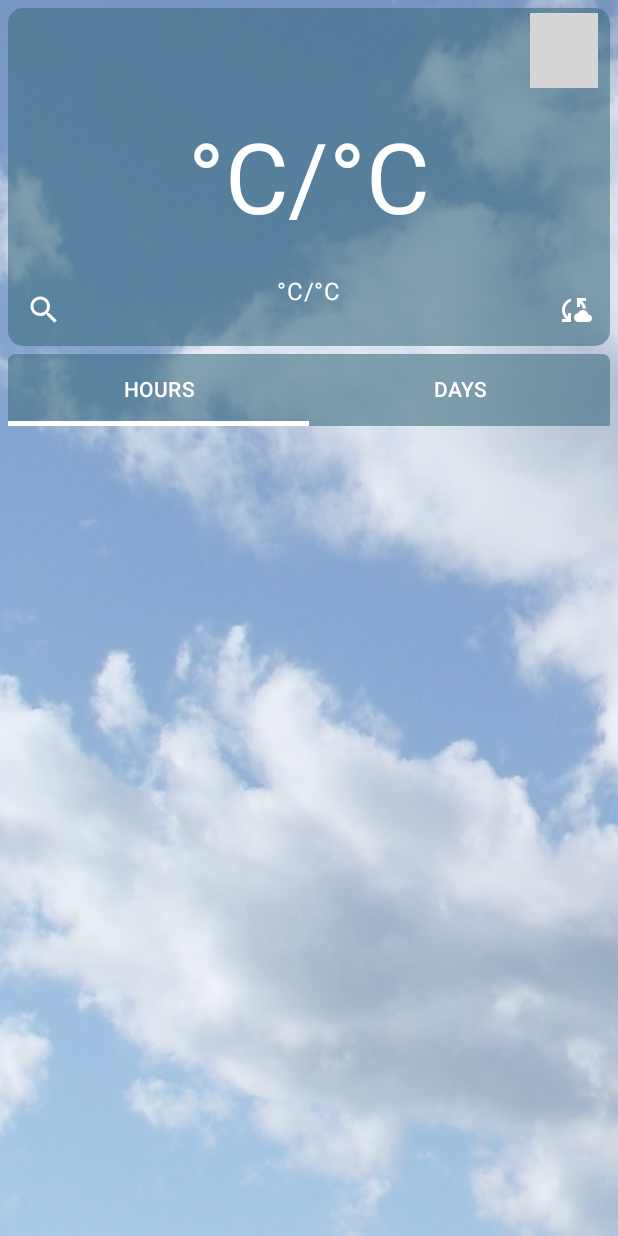
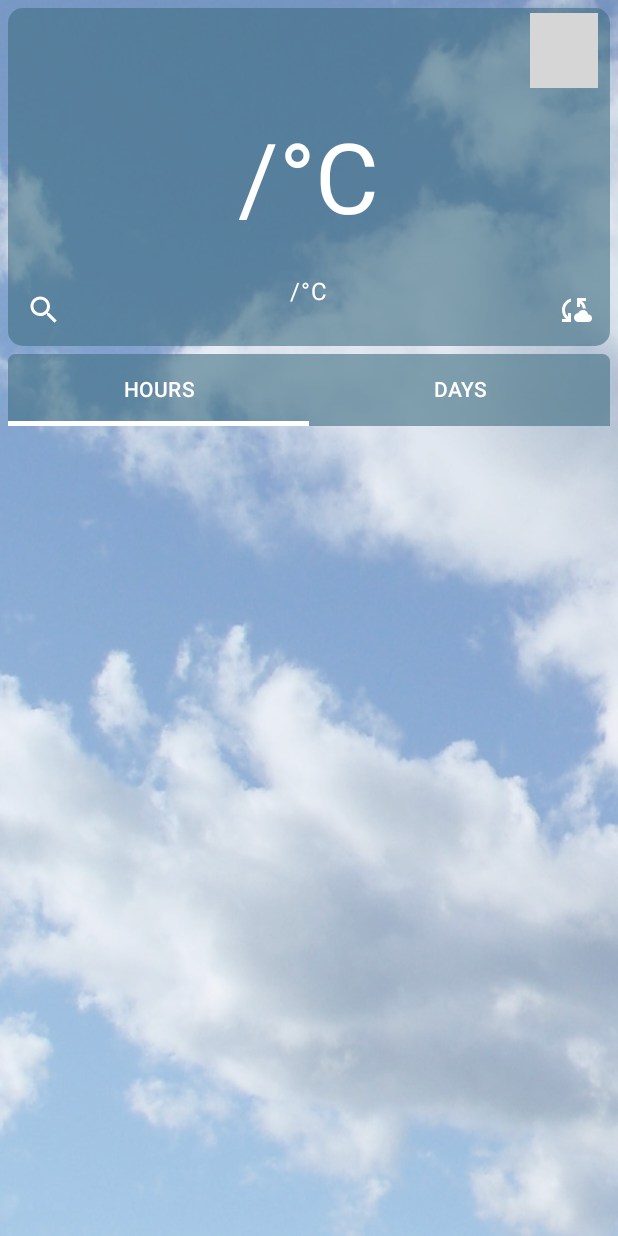
Before and after one commit to dsosnovskiy/weather-app-compose, an Android app built with Jetpack Compose: the screen it shows after launch (MainActivity), on a phone screen of 412 x 824 dp. Run offline under Robolectric (Android 15) with nearby library versions, the phone set to English and light mode, and no system bars; our stand-ins replace Volley; network calls fail; pictures from the network do not load; grey boxes are pictures that could not be loaded.

Commit message:
fix: correct display of degrees Celsius

```diff
--- a/app/src/main/java/com/example/weatherappcompose/screens/MainScreen.kt
+++ b/app/src/main/java/com/example/weatherappcompose/screens/MainScreen.kt
@@ -93,7 +93,7 @@ fun MainCard(
                 Text(
                     text = if (currentDay.value.currentTemp.isNotEmpty())
                         "${currentDay.value.currentTemp}°C"
-                    else "${currentDay.value.maxTemp}°C/${currentDay.value.minTemp}°C",
+                    else "${currentDay.value.maxTemp}/${currentDay.value.minTemp}°C",
                     fontSize = 65.sp,
                     color = Color.White
                 )
@@ -119,7 +119,7 @@ fun MainCard(
                         )
                     }
                     Text(
-                        text = "${currentDay.value.maxTemp}°C/${currentDay.value.minTemp}°C",
+                        text = "${currentDay.value.maxTemp}/${currentDay.value.minTemp}°C",
                         fontSize = 16.sp,
                         color = Color.White
                     )
--- a/app/src/main/java/com/example/weatherappcompose/screens/UI.kt
+++ b/app/src/main/java/com/example/weatherappcompose/screens/UI.kt
@@ -1,7 +1,5 @@
 package com.example.weatherappcompose.screens
 
-import android.R
-import androidx.compose.foundation.background
 import androidx.compose.foundation.clickable
 import androidx.compose.foundation.layout.Arrangement
 import androidx.compose.foundation.layout.Column
```
